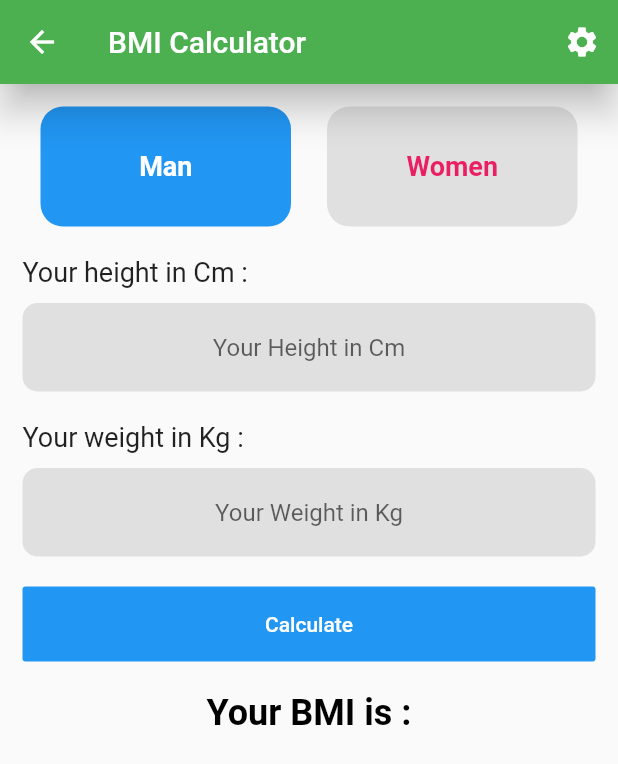
After one commit to madahetooo/flutter_tutorial, a Flutter app: the HomeScreen screen opened directly, after a tap on "BMI Calculator", on a phone screen of 412 x 824 dp. The commit adds this screen. Shown: the top 764 px of the screen. Run offline on Flutter 3.47's test engine with Material 2 defaults, Android fonts, the phone set to English and light mode, and no system bars; network calls fail.

Commit message:
Adding BMI Calculator App

```diff
--- /dev/null
+++ b/lib/BMICalculator.dart
@@ -0,0 +1,193 @@
+import 'package:flutter/material.dart';
+
+class BMICalculator extends StatefulWidget {
+  const BMICalculator({Key? key}) : super(key: key);
+
+  @override
+  State<BMICalculator> createState() => _BMICalculatorState();
+}
+
+class _BMICalculatorState extends State<BMICalculator> {
+  int currentIndex = 0;
+  String result = "";
+  double height = 0;
+  double weight = 0;
+  TextEditingController heightController = TextEditingController();
+  TextEditingController weightController = TextEditingController();
+
+  @override
+  Widget build(BuildContext context) {
+   return Scaffold(
+      appBar: AppBar(
+        title: const Text(
+          "BMI Calculator",
+          style: TextStyle(color: Colors.white),
+        ),
+        elevation: 10.0,
+        actions: [
+          IconButton(
+              onPressed: () {},
+              icon: const Icon(
+                Icons.settings,
+                color: Colors.white,
+              ))
+        ],
+      ),
+      body: SingleChildScrollView(
+        child: Padding(
+          padding: EdgeInsets.all(15.0),
+          child: Column(
+            mainAxisAlignment: MainAxisAlignment.start,
+            crossAxisAlignment: CrossAxisAlignment.start,
+            children: [
+              Row(
+                children: [
+                  radioButton("Man", Colors.blue, 0),
+                  radioButton("Women", Colors.pink, 1),
+                ],
+              ),
+              const SizedBox(
+                height: 20.0,
+              ),
+              const Text(
+                "Your height in Cm :",
+                style: TextStyle(
+                  fontSize: 18.0,
+                ),
+              ),
+              const SizedBox(
+                height: 10.0,
+              ),
+              TextField(
+                keyboardType: TextInputType.number,
+                textAlign: TextAlign.center,
+                controller: heightController,
+                decoration: InputDecoration(
+                    hintText: "Your Height in Cm",
+                    filled: true,
+                    fillColor: Colors.grey[300],
+                    border: OutlineInputBorder(
+                      borderRadius: BorderRadius.circular(10.0),
+                      borderSide: BorderSide.none,
+                    )),
+              ),
+              const SizedBox(
+                height: 20.0,
+              ),
+              const Text(
+                "Your weight in Kg :",
+                style: TextStyle(
+                  fontSize: 18.0,
+                ),
+              ),
+              const SizedBox(
+                height: 10.0,
+              ),
+              TextField(
+                keyboardType: TextInputType.number,
+                textAlign: TextAlign.center,
+                controller: weightController,
+                decoration: InputDecoration(
+                    hintText: "Your Weight in Kg",
+                    filled: true,
+                    fillColor: Colors.grey[300],
+                    border: OutlineInputBorder(
+                      borderRadius: BorderRadius.circular(10.0),
+                      borderSide: BorderSide.none,
+                    )),
+              ),
+              const SizedBox(
+                height: 20.0,
+              ),
+              Container(
+                width: double.infinity,
+                height: 50.0,
+                // ignore: deprecated_member_use
+                child: FlatButton(
+                  onPressed: () {
+                    setState(() {
+                      height = double.parse(heightController.value.text);
+                      weight = double.parse(weightController.value.text);
+                    });
+                    calculateBmi(height, weight);
+                  },
+                  color: Colors.blue,
+                  child: const Text(
+                    "Calculate",
+                    style: TextStyle(color: Colors.white),
+                  ),
+                ),
+              ),
+              const SizedBox(
+                height: 20.0,
+              ),
+              Container(
+                width: double.infinity,
+                child: const Text(
+                  "Your BMI is : ",
+                  textAlign: TextAlign.center,
+                  style: TextStyle(
+                      fontSize: 24.0,
+                      fontWeight: FontWeight.bold,
+                      color: Colors.black),
+                ),
+              ),
+              const SizedBox(
+                height: 30.0,
+              ),
+              Container(
+                width: double.infinity,
+                child: Text(
+                  "$result",
+                  textAlign: TextAlign.center,
+                  style: TextStyle(
+                      fontSize: 40.0,
+                      fontWeight: FontWeight.bold,
+                      color: Colors.black),
+                ),
+              )
+            ],
+          ),
+        ),
+      ),
+    );
+  }
+
+  void changeIndex(int index) {
+    setState(() {
+      currentIndex = index;
+    });
+  }
+
+  void calculateBmi(double height, double weight) {
+    double finalResult = weight / (height * height / 10000);
+    String bmiResult = finalResult.toStringAsFixed(2);
+    setState(() {
+      result = bmiResult;
+    });
+  }
+
+  Widget radioButton(String gender, Color color, int index) {
+    return Expanded(
+        child: Container(
+      margin: const EdgeInsets.symmetric(horizontal: 12.0),
+      height: 80.0,
+      // ignore: deprecated_member_use
+      child: FlatButton(
+        onPressed: () {
+          changeIndex(index);
+        },
+        color: currentIndex == index ? color : Colors.grey[300],
+        shape:
+            RoundedRectangleBorder(borderRadius: BorderRadius.circular(15.0)),
+        child: Text(
+          gender,
+          style: TextStyle(
+              color: currentIndex == index ? Colors.white : color,
+              fontSize: 18.0,
+              fontWeight: FontWeight.bold),
+        ),
+      ),
+    ));
+  }
+}
--- a/lib/HomeScreen.dart
+++ b/lib/HomeScreen.dart
@@ -1,4 +1,5 @@
 import 'package:flutter/material.dart';
+import 'package:flutter_tutorial/BMICalculator.dart';
 import 'package:flutter_tutorial/ListViewWidget.dart';
 
 class HomeScreen extends StatelessWidget {
@@ -37,6 +38,32 @@ class HomeScreen extends StatelessWidget {
                       ],
                     ),
                     child: const Text('Basic widget app',
+                      style: TextStyle(
+                        fontWeight: FontWeight.bold,
+                        fontSize: 20,
+                      ),
+                    ),
+                  ),
+                ),
+                GestureDetector(
+                  onTap: (){
+                    Navigator.push(context, MaterialPageRoute(builder: (context) =>
+                        const BMICalculator()));
+                  },
+                  child: Container(
+                    padding: const EdgeInsets.all(35),
+                    margin: const EdgeInsets.all(20),
+                    decoration: BoxDecoration(
+                      border: Border.all(color: Colors.black, width: 4),
+                      borderRadius: BorderRadius.circular(50),
+                      boxShadow: const [
+                        BoxShadow(
+                          color: Colors.green,
+                          offset: Offset(6.0, 6.0),
+                        ),
+                      ],
+                    ),
+                    child: const Text('BMI Calculator',
                       style: TextStyle(
                         fontWeight: FontWeight.bold,
                         fontSize: 20,
```
